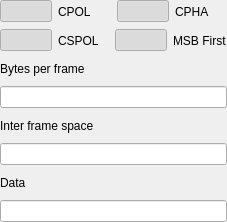
The window that ui/patterns/spipatternui.ui (analogdevicesinc/scopy) describes before a commit, drawn with Qt 5.
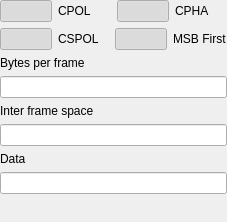
The same window after the commit. Custom widgets are drawn as their Qt base class.

```diff
--- a/ui/patterns/spipatternui.ui
+++ b/ui/patterns/spipatternui.ui
@@ -165,6 +165,19 @@
    <item>
     <widget class="QLineEdit" name="LE_toSend"/>
    </item>
+   <item>
+    <spacer name="verticalSpacer">
+     <property name="orientation">
+      <enum>Qt::Vertical</enum>
+     </property>
+     <property name="sizeHint" stdset="0">
+      <size>
+       <width>20</width>
+       <height>40</height>
+      </size>
+     </property>
+    </spacer>
+   </item>
   </layout>
  </widget>
  <customwidgets>
```
